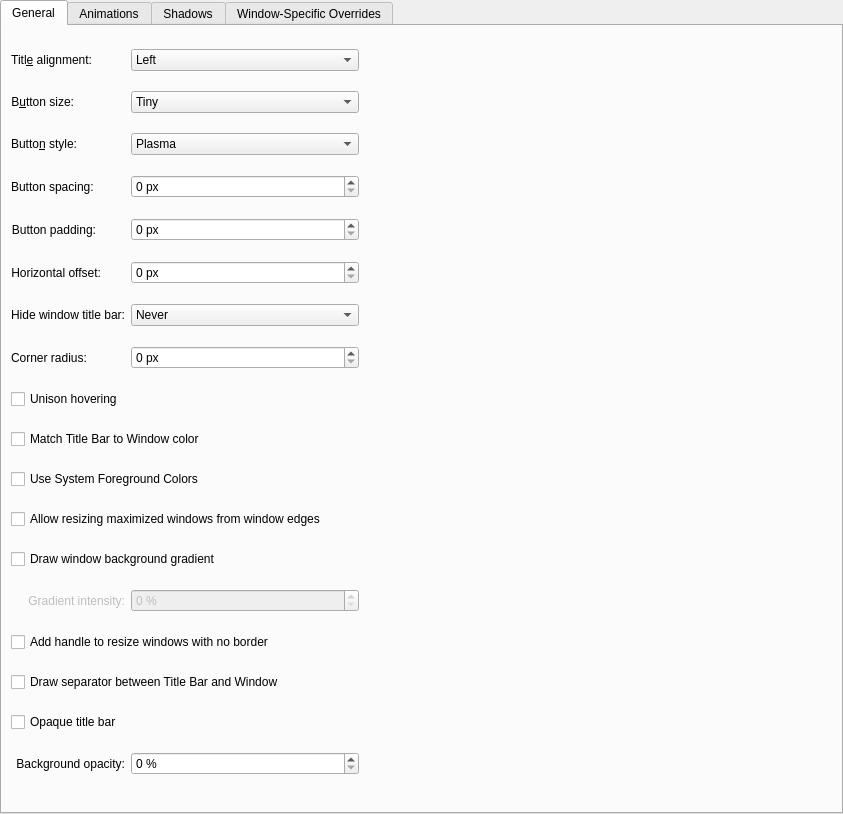
Old version of the form config/ui/breezeconfigurationui.ui in the repository aragubas/mkOsSierraBreeze.
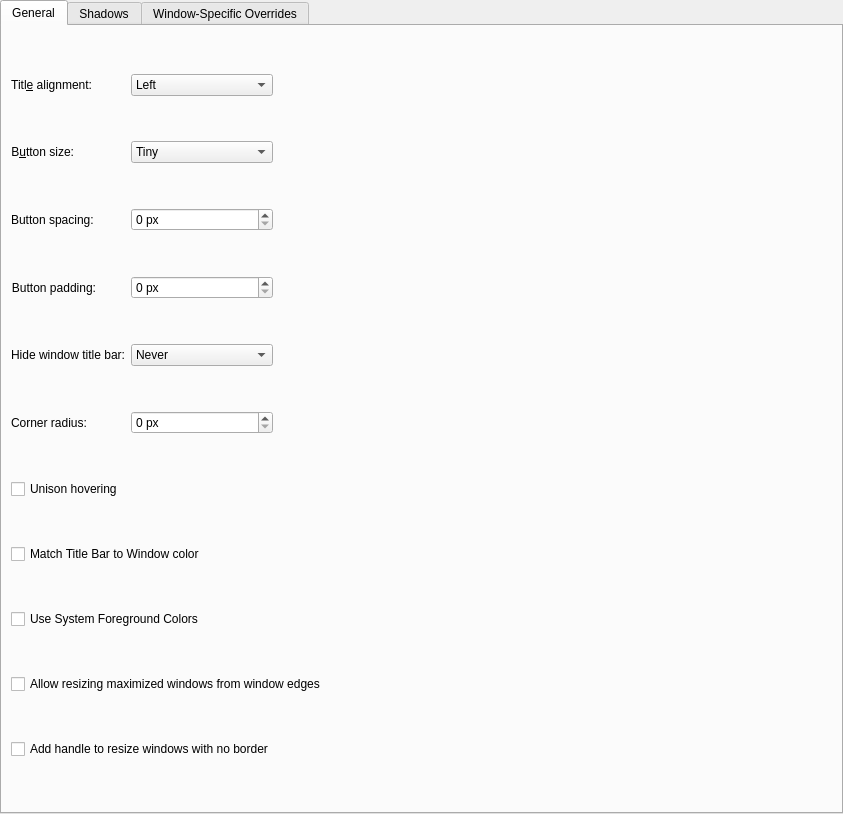
New version of the form. Custom widgets are drawn as their Qt base class.

Commit message: Fixed Vertical Height and Button Size changing when maximized

Diff of the .ui file:
```diff
--- a/config/ui/breezeconfigurationui.ui
+++ b/config/ui/breezeconfigurationui.ui
@@ -33,47 +33,33 @@
        <string>General</string>
       </attribute>
       <layout class="QGridLayout" name="gridLayout_4">
-       <item row="8" column="1" colspan="4">
-        <widget class="QCheckBox" name="unisonHovering">
-         <property name="text">
-          <string>Unison hovering</string>
-         </property>
-        </widget>
-       </item>
-       <item row="13" column="2">
-        <widget class="QSpinBox" name="gradientSpinBox">
-         <property name="enabled">
-          <bool>false</bool>
-         </property>
-         <property name="suffix">
-          <string> %</string>
-         </property>
-         <property name="maximum">
-          <number>100</number>
-         </property>
-        </widget>
-       </item>
-       <item row="11" column="1" colspan="4">
+       <item row="9" column="1" colspan="4">
         <widget class="QCheckBox" name="drawBorderOnMaximizedWindows">
          <property name="text">
           <string>Allow resizing maximized windows from window edges</string>
          </property>
         </widget>
        </item>
-       <item row="3" column="1">
+       <item row="2" column="1">
         <widget class="QLabel" name="buttonSpacingLabel">
          <property name="text">
           <string>Button spacing:</string>
          </property>
          <property name="buddy">
-           <cstring>buttonSpacing</cstring>
+          <cstring>buttonSpacing</cstring>
          </property>
         </widget>
        </item>
-       <item row="7" column="1">
-        <widget class="QLabel" name="cornerRadiusLabel">
+       <item row="4" column="1" alignment="Qt::AlignLeft">
+        <widget class="QLabel" name="label_14">
          <property name="text">
-          <string>Corner radius:</string>
+          <string>Hide window title bar:</string>
+         </property>
+         <property name="alignment">
+          <set>Qt::AlignRight|Qt::AlignTrailing|Qt::AlignVCenter</set>
+         </property>
+         <property name="buddy">
+          <cstring>hideTitleBar</cstring>
          </property>
         </widget>
        </item>
@@ -90,14 +76,28 @@
          </property>
         </widget>
        </item>
-       <item row="25" column="2">
-        <widget class="QSpinBox" name="opacitySpinBox">
-         <property name="suffix">
-          <string> %</string>
-         </property>
-         <property name="maximum">
-          <number>100</number>
-         </property>
+       <item row="0" column="2">
+        <widget class="QComboBox" name="titleAlignment">
+         <item>
+          <property name="text">
+           <string>Left</string>
+          </property>
+         </item>
+         <item>
+          <property name="text">
+           <string>Center</string>
+          </property>
+         </item>
+         <item>
+          <property name="text">
+           <string>Center (Full Width)</string>
+          </property>
+         </item>
+         <item>
+          <property name="text">
+           <string>Right</string>
+          </property>
+         </item>
         </widget>
        </item>
        <item row="0" column="1" alignment="Qt::AlignLeft">
@@ -113,28 +113,7 @@
          </property>
         </widget>
        </item>
-       <item row="23" column="1" colspan="3">
-        <widget class="QCheckBox" name="drawTitleBarSeparator">
-         <property name="text">
-          <string>Draw separator between Title Bar and Window</string>
-         </property>
-        </widget>
-       </item>
-       <item row="12" column="1" colspan="4">
-        <widget class="QCheckBox" name="drawBackgroundGradient">
-         <property name="text">
-          <string>Draw window background gradient</string>
-         </property>
-        </widget>
-       </item>
-       <item row="24" column="1" colspan="3">
-        <widget class="QCheckBox" name="opaqueTitleBar">
-         <property name="text">
-          <string>Opaque title bar</string>
-         </property>
-        </widget>
-       </item>
-       <item row="3" column="2">
+       <item row="2" column="2">
         <widget class="QSpinBox" name="buttonSpacing">
          <property name="suffix">
           <string> px</string>
@@ -144,45 +123,26 @@
          </property>
         </widget>
        </item>
-       <item row="13" column="1">
-        <widget class="QLabel" name="label_7">
+       <item row="6" column="1" colspan="4">
+        <widget class="QCheckBox" name="unisonHovering">
+         <property name="text">
+          <string>Unison hovering</string>
+         </property>
+        </widget>
+       </item>
+       <item row="3" column="2">
+        <widget class="QSpinBox" name="buttonPadding">
          <property name="enabled">
-          <bool>false</bool>
+          <bool>true</bool>
          </property>
-         <property name="text">
-          <string>Gradient intensity:</string>
+         <property name="suffix">
+          <string> px</string>
          </property>
-         <property name="alignment">
-          <set>Qt::AlignRight|Qt::AlignTrailing|Qt::AlignVCenter</set>
+         <property name="maximum">
+          <number>50</number>
          </property>
         </widget>
        </item>
-       <item row="4" column="1" alignment="Qt::AlignLeft">
-        <widget class="QLabel" name="buttonPaddingLabel">
-         <property name="text">
-          <string>Button padding:</string>
-         </property>
-         <property name="alignment">
-          <set>Qt::AlignRight|Qt::AlignTrailing|Qt::AlignVCenter</set>
-         </property>
-         <property name="buddy">
-          <cstring>buttonPadding</cstring>
-         </property>
-        </widget>
-       </item>
-       <item row="5" column="1" alignment="Qt::AlignLeft">
-         <widget class="QLabel" name="hOffsetLabel">
-           <property name="text">
-             <string>Horizontal offset:</string>
-           </property>
-           <property name="alignment">
-             <set>Qt::AlignRight|Qt::AlignTrailing|Qt::AlignVCenter</set>
-           </property>
-           <property name="buddy">
-             <cstring>hOffset</cstring>
-           </property>
-         </widget>
-       </item>
        <item row="1" column="2">
         <widget class="QComboBox" name="buttonSize">
          <item>
@@ -212,43 +172,17 @@
          </item>
         </widget>
        </item>
-       <item row="6" column="1" alignment="Qt::AlignLeft">
-        <widget class="QLabel" name="label_14">
-         <property name="text">
-          <string>Hide window title bar:</string>
+       <item row="5" column="2">
+        <widget class="QSpinBox" name="cornerRadiusSpinBox">
+         <property name="suffix">
+          <string> px</string>
          </property>
-         <property name="alignment">
-          <set>Qt::AlignRight|Qt::AlignTrailing|Qt::AlignVCenter</set>
+         <property name="prefix">
+          <string/>
          </property>
-         <property name="buddy">
-          <cstring>hideTitleBar</cstring>
-         </property>
         </widget>
        </item>
-       <item row="25" column="1">
-        <widget class="QLabel" name="label_6">
-         <property name="text">
-          <string>Background opacity:</string>
-         </property>
-         <property name="alignment">
-          <set>Qt::AlignRight|Qt::AlignTrailing|Qt::AlignVCenter</set>
-         </property>
-        </widget>
-       </item>
-       <item row="0" column="3">
-        <spacer name="horizontalSpacer">
-         <property name="orientation">
-          <enum>Qt::Horizontal</enum>
-         </property>
-         <property name="sizeHint" stdset="0">
-          <size>
-           <width>40</width>
-           <height>20</height>
-          </size>
-         </property>
-        </spacer>
-       </item>
-       <item row="6" column="2">
+       <item row="4" column="2">
         <widget class="QComboBox" name="hideTitleBar">
          <item>
           <property name="text">
@@ -272,263 +206,60 @@
          </item>
         </widget>
        </item>
-       <item row="2" column="2">
-        <widget class="QComboBox" name="buttonStyle">
-         <item>
-          <property name="text">
-           <string>Plasma</string>
-          </property>
-         </item>
-         <item>
-          <property name="text">
-           <string>Gnome</string>
-          </property>
-         </item>
-         <item>
-          <property name="text">
-           <string>macOS Sierra</string>
-          </property>
-         </item>
-         <item>
-          <property name="text">
-           <string>macOS Dark Aurorae</string>
-          </property>
-         </item>
-         <item>
-          <property name="text">
-           <string>SBE Sierra</string>
-          </property>
-         </item>
-         <item>
-          <property name="text">
-           <string>SBE Sierra Active</string>
-          </property>
-         </item>
-         <item>
-          <property name="text">
-           <string>SBE Sierra Inactive</string>
-          </property>
-         </item>
-         <item>
-          <property name="text">
-           <string>SBE Dark Aurorae</string>
-          </property>
-         </item>
-         <item>
-          <property name="text">
-           <string>SBE Dark Aurorae Active</string>
-          </property>
-         </item>
-         <item>
-          <property name="text">
-           <string>SBE Dark Aurorae Inactive</string>
-          </property>
-         </item>
-         <item>
-          <property name="text">
-           <string>Sierra Color Symbols</string>
-          </property>
-         </item>
-         <item>
-          <property name="text">
-           <string>Dark Aurorae Color Symbols</string>
-          </property>
-         </item>
-         <item>
-          <property name="text">
-           <string>Sierra Monochrome Symbols</string>
-          </property>
-         </item>
-         <item>
-          <property name="text">
-           <string>Dark Aurorae Monochrome Symbols</string>
-          </property>
-         </item>
-        </widget>
-       </item>
-       <item row="7" column="2">
-        <widget class="QSpinBox" name="cornerRadiusSpinBox">
-         <property name="suffix">
-          <string> px</string>
-         </property>
-         <property name="prefix">
-          <string/>
-         </property>
-        </widget>
-       </item>
-       <item row="0" column="2">
-        <widget class="QComboBox" name="titleAlignment">
-         <item>
-          <property name="text">
-           <string>Left</string>
-          </property>
-         </item>
-         <item>
-          <property name="text">
-           <string>Center</string>
-          </property>
-         </item>
-         <item>
-          <property name="text">
-           <string>Center (Full Width)</string>
-          </property>
-         </item>
-         <item>
-          <property name="text">
-           <string>Right</string>
-          </property>
-         </item>
-        </widget>
-       </item>
-       <item row="22" column="1" colspan="4">
-        <widget class="QCheckBox" name="drawSizeGrip">
+       <item row="5" column="1">
+        <widget class="QLabel" name="cornerRadiusLabel">
          <property name="text">
-          <string>Add handle to resize windows with no border</string>
+          <string>Corner radius:</string>
          </property>
         </widget>
        </item>
-       <item row="4" column="2">
-        <widget class="QSpinBox" name="buttonPadding">
-         <property name="enabled">
-          <bool>true</bool>
-         </property>
-         <property name="suffix">
-          <string> px</string>
-         </property>
-         <property name="maximum">
-          <number>50</number>
-         </property>
-        </widget>
-       </item>
-       <item row="5" column="2">
-         <widget class="QSpinBox" name="hOffset">
-           <property name="enabled">
-             <bool>true</bool>
-           </property>
-           <property name="suffix">
-             <string> px</string>
-           </property>
-           <property name="maximum">
-             <number>50</number>
-           </property>
-         </widget>
-       </item>
-       <item row="2" column="1" alignment="Qt::AlignLeft">
-        <widget class="QLabel" name="label_8">
+       <item row="8" column="1" colspan="4">
+        <widget class="QCheckBox" name="systemForegroundColor">
          <property name="text">
-          <string>Butto&amp;n style:</string>
+          <string>Use System Foreground Colors</string>
          </property>
-         <property name="alignment">
-          <set>Qt::AlignRight|Qt::AlignTrailing|Qt::AlignVCenter</set>
-         </property>
-         <property name="buddy">
-          <cstring>buttonStyle</cstring>
-         </property>
         </widget>
        </item>
-       <item row="9" column="1" colspan="4">
+       <item row="7" column="1" colspan="4">
         <widget class="QCheckBox" name="matchColorForTitleBar">
          <property name="text">
           <string>Match Title Bar to Window color</string>
          </property>
         </widget>
        </item>
-       <item row="10" column="1" colspan="4">
-         <widget class="QCheckBox" name="systemForegroundColor">
-           <property name="text">
-             <string>Use System Foreground Colors</string>
-           </property>
-         </widget>
-       </item>
-      </layout>
-     </widget>
-     <widget class="QWidget" name="tab_2">
-      <attribute name="title">
-       <string>Animations</string>
-      </attribute>
-      <layout class="QGridLayout" name="gridLayout_5">
-       <item row="6" column="2">
-        <layout class="QHBoxLayout" name="horizontalLayout_5">
-         <item>
-          <spacer name="horizontalSpacer_2">
-           <property name="orientation">
-            <enum>Qt::Horizontal</enum>
-           </property>
-           <property name="sizeType">
-            <enum>QSizePolicy::Fixed</enum>
-           </property>
-           <property name="sizeHint" stdset="0">
-            <size>
-             <width>16</width>
-             <height>5</height>
-            </size>
-           </property>
-          </spacer>
-         </item>
-         <item>
-          <widget class="QLabel" name="animationsDurationLabel">
-           <property name="enabled">
-            <bool>true</bool>
-           </property>
-           <property name="text">
-            <string>A&amp;nimations duration:</string>
-           </property>
-           <property name="alignment">
-            <set>Qt::AlignRight|Qt::AlignTrailing|Qt::AlignVCenter</set>
-           </property>
-           <property name="buddy">
-            <cstring>animationsDuration</cstring>
-           </property>
-          </widget>
-         </item>
-         <item>
-          <widget class="QSpinBox" name="animationsDuration">
-           <property name="enabled">
-            <bool>true</bool>
-           </property>
-           <property name="suffix">
-            <string> ms</string>
-           </property>
-           <property name="maximum">
-            <number>500</number>
-           </property>
-          </widget>
-         </item>
-        </layout>
-       </item>
-       <item row="0" column="0" colspan="3">
-        <widget class="QCheckBox" name="animationsEnabled">
-         <property name="text">
-          <string>Enable animations</string>
-         </property>
-        </widget>
-       </item>
-       <item row="6" column="3">
-        <spacer name="horizontalSpacer_4">
+       <item row="0" column="3">
+        <spacer name="horizontalSpacer">
          <property name="orientation">
           <enum>Qt::Horizontal</enum>
          </property>
          <property name="sizeHint" stdset="0">
           <size>
-           <width>40</width>
-           <height>20</height>
-          </size>
-         </property>
-        </spacer>
-       </item>
-       <item row="9" column="2">
-        <spacer name="verticalSpacer_2">
-         <property name="orientation">
-          <enum>Qt::Vertical</enum>
-         </property>
-         <property name="sizeHint" stdset="0">
-          <size>
            <width>20</width>
-           <height>40</height>
+           <height>20</height>
           </size>
          </property>
         </spacer>
        </item>
+       <item row="18" column="1" colspan="4">
+        <widget class="QCheckBox" name="drawSizeGrip">
+         <property name="text">
+          <string>Add handle to resize windows with no border</string>
+         </property>
+        </widget>
+       </item>
+       <item row="3" column="1" alignment="Qt::AlignLeft">
+        <widget class="QLabel" name="buttonPaddingLabel">
+         <property name="text">
+          <string>Button padding:</string>
+         </property>
+         <property name="alignment">
+          <set>Qt::AlignRight|Qt::AlignTrailing|Qt::AlignVCenter</set>
+         </property>
+         <property name="buddy">
+          <cstring>buttonPadding</cstring>
+         </property>
+        </widget>
+       </item>
       </layout>
      </widget>
      <widget class="QWidget" name="tab_4">
```
Left out of the diff: 107 changed lines with no effect on the pictures. The commit also changes 14 other files.
